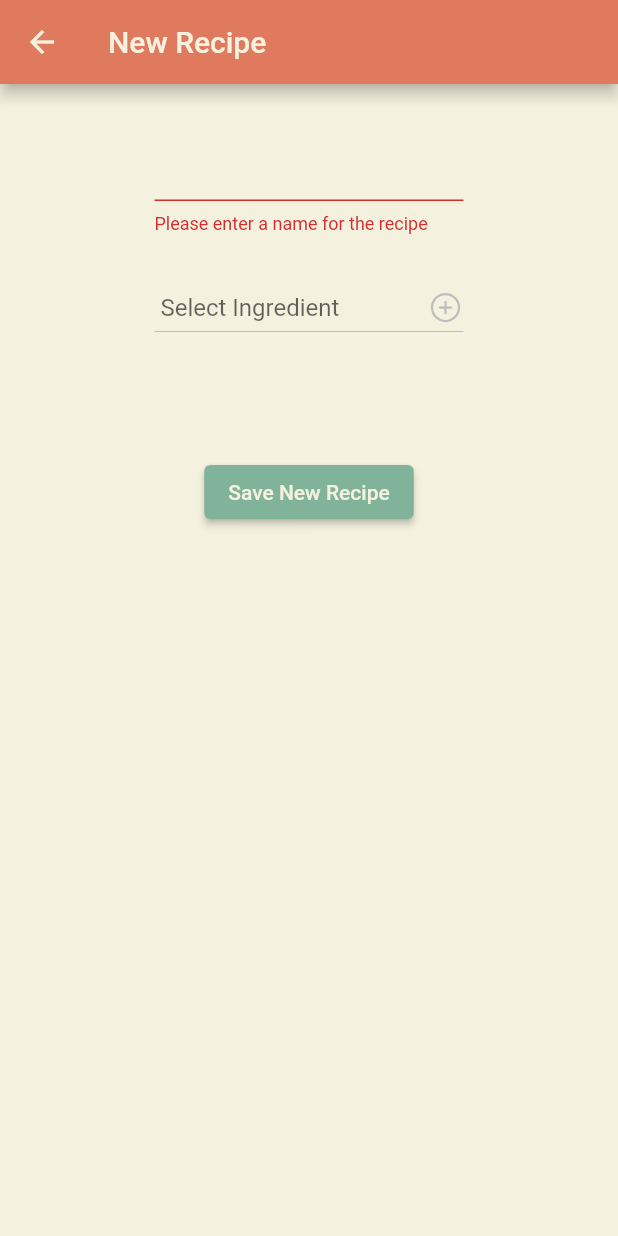
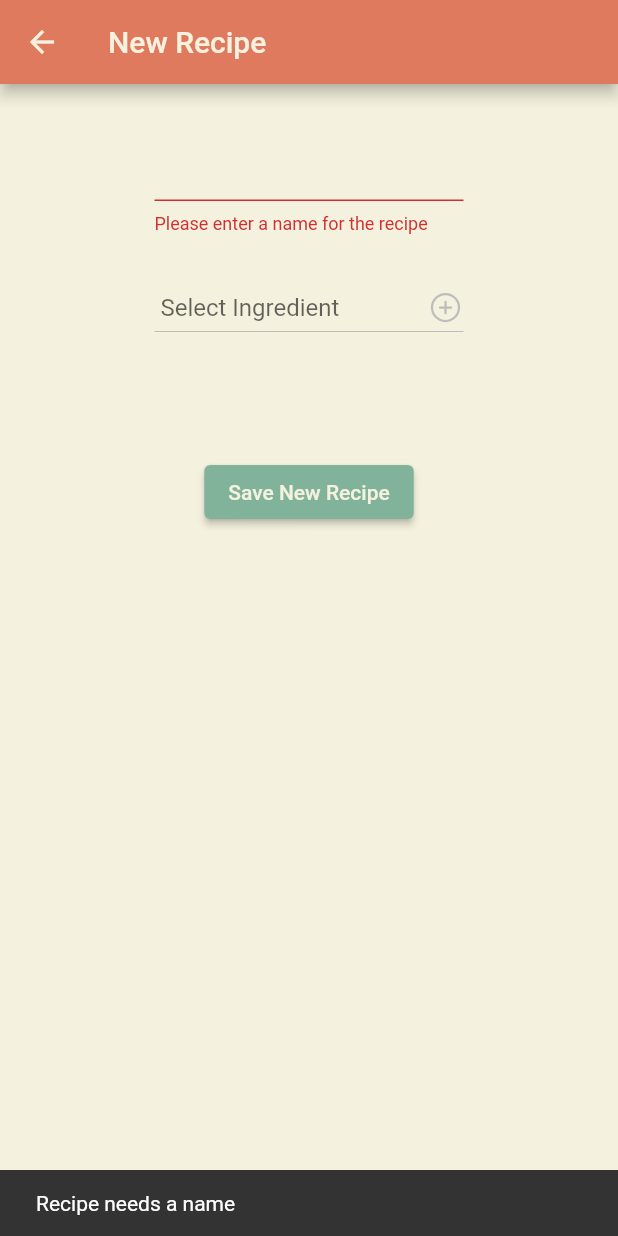
Before and after one commit to JFujitaD/Menu-Manager, a Flutter app: the RecipeBuilderPage screen opened directly, after a tap on "Save New Recipe", on a phone screen of 412 x 824 dp. Run offline on Flutter 3.47's test engine with Material 2 defaults, Android fonts, the light colour scheme and no system bars; our stand-ins replace file_picker, hive, hive_flutter, ionicons, numberpicker; accounts and stored records are empty.

Commit message:
Snackbar for saving recipes

```diff
--- a/lib/pages/recipe_builder_page.dart
+++ b/lib/pages/recipe_builder_page.dart
@@ -67,6 +67,15 @@ class _RecipeBuilderPageState extends State<RecipeBuilderPage> {
                   if (formKey.currentState!.validate()) {
                     Recipe newRecipe = Recipe(recipeNameController.text, recipeIngredientList);
                     recipeBox.add(newRecipe);
+
+                    Navigator.of(context).pop();
+                    ScaffoldMessenger.of(context).showSnackBar(const SnackBar(
+                      content: Text(Constants.saveSuccessfulMessage),
+                    ));
+                  } else {
+                    ScaffoldMessenger.of(context).showSnackBar(const SnackBar(
+                      content: Text(Constants.saveFailureMessage),
+                    ));
                   }
                 },
                 child: const Text(Constants.recipeSaveButtonText),
--- a/lib/pages/recipes_page.dart
+++ b/lib/pages/recipes_page.dart
@@ -31,6 +31,7 @@ class _RecipesPageState extends State<RecipesPage> {
         child: Column(
           children: [
             buildDropdownButton(textTheme),
+            const SizedBox(height: Constants.sizedBoxHeight,),
             ...buildRecipeList(textTheme),
           ],
         ),
--- a/lib/utils/constants.dart
+++ b/lib/utils/constants.dart
@@ -48,3 +48,5 @@ const recipeAmountLabel = 'Amount';
 const recipeDialogSaveButtonLabel = 'Save';
 const recipeDialogCancelButtonLabel = 'Cancel';
 const numberSelectorSelectedFontSize = 25.0;
+const saveSuccessfulMessage = 'Recipe has been saved';
+const saveFailureMessage = 'Recipe needs a name';
```
